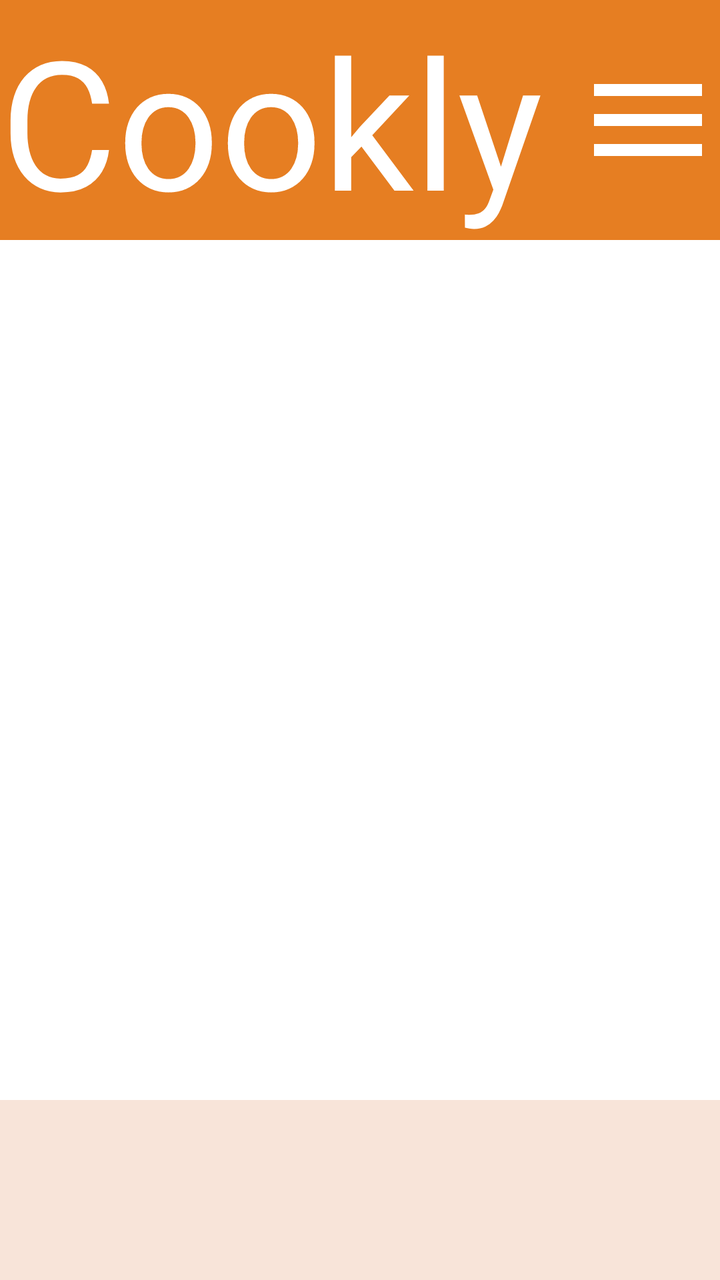
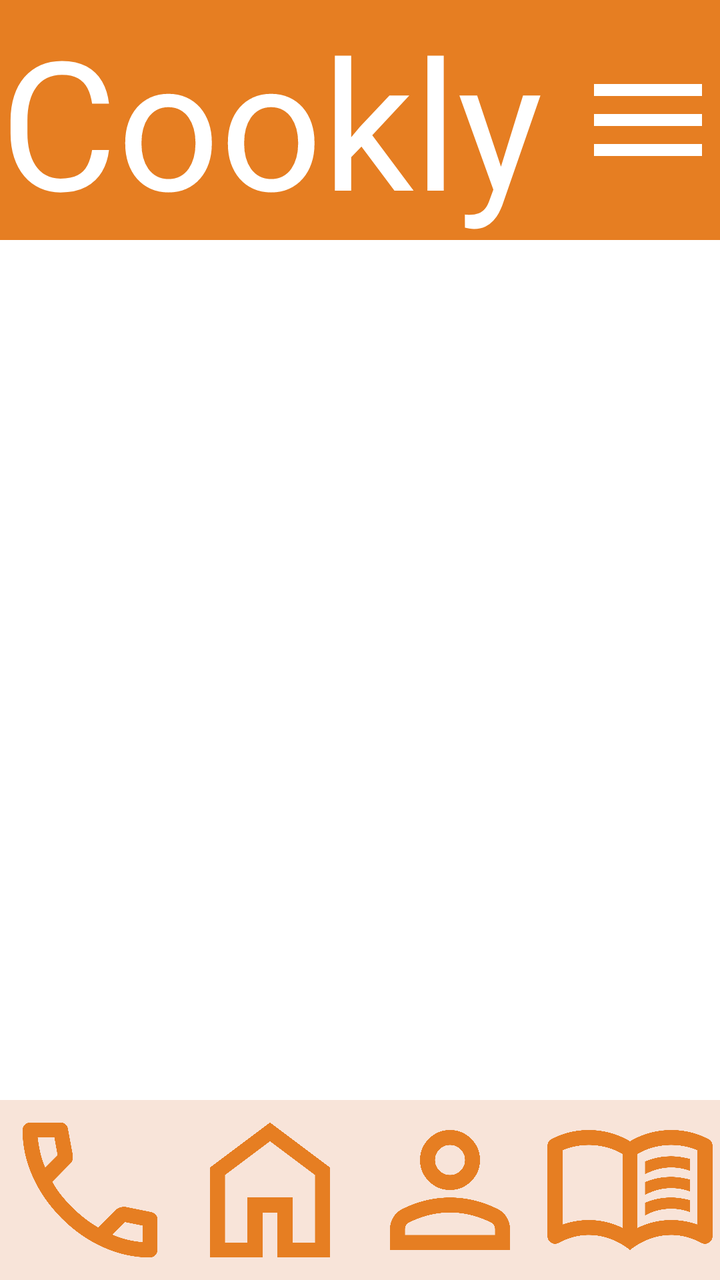

Two renders of the same Android screen: before a commit and after it. Below are the layout's source before the change and the commit's diff.
<!-- AndroidManifest.xml: application theme Theme.Activitat_05 -->
<!-- res/layout/activity_main.xml -->
<?xml version="1.0" encoding="utf-8"?>
<androidx.constraintlayout.widget.ConstraintLayout xmlns:android="http://schemas.android.com/apk/res/android"
    xmlns:app="http://schemas.android.com/apk/res-auto"
    xmlns:tools="http://schemas.android.com/tools"
    android:id="@+id/main"
    android:layout_width="match_parent"
    android:layout_height="match_parent"
    tools:context=".MainActivity">

    <LinearLayout
        android:id="@+id/header"
        android:layout_width="match_parent"
        android:layout_height="120dp"
        app:layout_constraintStart_toStartOf="parent"
        app:layout_constraintTop_toTopOf="parent"
        app:layout_constraintBottom_toTopOf="@id/fragmentContainerView"
        android:background="?attr/headerLink"
        android:orientation="horizontal">

        <TextView
            android:layout_width="0dp"
            android:layout_height="match_parent"
            android:text="@string/logo"
            android:textSize="90sp"
            android:layout_weight="0.8"
            android:textColor="?attr/headerText"/>
        <ImageView
            android:id="@+id/aMSetting"
            android:layout_width="0dp"
            android:layout_height="match_parent"
            android:src="@drawable/menu_24dp"
            android:layout_weight="0.2"/>
    </LinearLayout>

    <androidx.fragment.app.FragmentContainerView
        android:id="@+id/fragmentContainerView"
        android:layout_width="0dp"
        android:layout_height="0dp"
        app:layout_constraintTop_toBottomOf="@id/header"
        app:layout_constraintBottom_toTopOf="@id/footer"
        app:layout_constraintStart_toStartOf="parent"
        app:layout_constraintEnd_toEndOf="parent"/>

    <LinearLayout
        android:id="@+id/footer"
        android:layout_width="match_parent"
        android:layout_height="90dp"
        app:layout_constraintBottom_toBottomOf="parent"
        android:orientation="horizontal"
        android:background="?attr/footer">

    </LinearLayout>


</androidx.constraintlayout.widget.ConstraintLayout>
<!-- resources referenced by this layout -->
<resources>
  <!-- drawable menu_24dp (drawable) -->
  <vector xmlns:android="http://schemas.android.com/apk/res/android"
      android:width="24dp"
      android:height="24dp"
      android:viewportWidth="960"
      android:viewportHeight="960">
    <path
        android:pathData="M120,720v-80h720v80L120,720ZM120,520v-80h720v80L120,520ZM120,320v-80h720v80L120,320Z"
        android:fillColor="#FFFFFF"/>
  </vector>
  <string name="logo">Cookly</string>
  <style name="Theme.Activitat_05" parent="Base.Theme.Activitat_05" />
  <color name="headerLink">#E67E22</color>
  <color name="body">#FFF8F0</color>
  <color name="footer">#F8E4D9</color>
  <color name="textGeneral">#5D4037</color>
  <color name="headerText">#FFFFFF</color>
  <color name="black">#000000</color>
  <!-- unchanged entries left out for length: 1 -->
</resources>

<!-- the commit's change to res/layout/activity_main.xml (unified diff, before → after) -->
@@ -49,6 +49,53 @@
         android:orientation="horizontal"
         android:background="?attr/footer">
 
+        <LinearLayout
+            android:id="@+id/aMHelp"
+            android:layout_width="0dp"
+            android:layout_height="match_parent"
+            android:layout_weight="1">
+
+            <ImageView
+                android:layout_width="match_parent"
+                android:layout_height="match_parent"
+                android:src="@drawable/help_24dp"/>
+        </LinearLayout>
+
+        <LinearLayout
+            android:id="@+id/aMHome"
+            android:layout_width="0dp"
+            android:layout_height="match_parent"
+            android:layout_weight="1">
+
+            <ImageView
+                android:layout_width="match_parent"
+                android:layout_height="match_parent"
+                android:src="@drawable/home_24dp"/>
+        </LinearLayout>
+
+        <LinearLayout
+            android:id="@+id/aMProfile"
+            android:layout_width="0dp"
+            android:layout_height="match_parent"
+            android:layout_weight="1">
+
+            <ImageView
+                android:layout_width="match_parent"
+                android:layout_height="match_parent"
+                android:src="@drawable/profile_24dp"/>
+        </LinearLayout>
+
+        <LinearLayout
+            android:id="@+id/aMMyRecipe"
+            android:layout_width="0dp"
+            android:layout_height="match_parent"
+            android:layout_weight="1">
+
+            <ImageView
+                android:layout_width="match_parent"
+                android:layout_height="match_parent"
+                android:src="@drawable/list_24dp"/>
+        </LinearLayout>
     </LinearLayout>
 
 
<!-- resource entries referenced after the edit -->
@@ -1,5 +1,35 @@
 <!-- resources referenced by this layout -->
 <resources>
+  <!-- drawable help_24dp (drawable) -->
+  <vector xmlns:android="http://schemas.android.com/apk/res/android"
+      android:width="24dp"
+      android:height="24dp"
+      android:viewportWidth="960"
+      android:viewportHeight="960">
+    <path
+        android:pathData="M798,840q-125,0 -247,-54.5T329,631Q229,531 174.5,409T120,162q0,-18 12,-30t30,-12h162q14,0 25,9.5t13,22.5l26,140q2,16 -1,27t-11,19l-97,98q20,37 47.5,71.5T387,574q31,31 65,57.5t72,48.5l94,-94q9,-9 23.5,-13.5T670,570l138,28q14,4 23,14.5t9,23.5v162q0,18 -12,30t-30,12ZM241,360l66,-66 -17,-94h-89q5,41 14,81t26,79ZM599,718q39,17 79.5,27t81.5,13v-88l-94,-19 -67,67ZM241,360ZM599,718Z"
+        android:fillColor="#E67E22"/>
+  </vector>
+  <!-- drawable home_24dp (drawable) -->
+  <vector xmlns:android="http://schemas.android.com/apk/res/android"
+      android:width="24dp"
+      android:height="24dp"
+      android:viewportWidth="960"
+      android:viewportHeight="960">
+    <path
+        android:pathData="M240,760h120v-240h240v240h120v-360L480,220 240,400v360ZM160,840v-480l320,-240 320,240v480L520,840v-240h-80v240L160,840ZM480,490Z"
+        android:fillColor="#E67E22"/>
+  </vector>
+  <!-- drawable list_24dp (drawable) -->
+  <vector xmlns:android="http://schemas.android.com/apk/res/android"
+      android:width="24dp"
+      android:height="24dp"
+      android:viewportWidth="960"
+      android:viewportHeight="960">
+    <path
+        android:pathData="M560,396v-68q33,-14 67.5,-21t72.5,-7q26,0 51,4t49,10v64q-24,-9 -48.5,-13.5T700,360q-38,0 -73,9.5T560,396ZM560,616v-68q33,-14 67.5,-21t72.5,-7q26,0 51,4t49,10v64q-24,-9 -48.5,-13.5T700,580q-38,0 -73,9t-67,27ZM560,506v-68q33,-14 67.5,-21t72.5,-7q26,0 51,4t49,10v64q-24,-9 -48.5,-13.5T700,470q-38,0 -73,9.5T560,506ZM260,640q47,0 91.5,10.5T440,682v-394q-41,-24 -87,-36t-93,-12q-36,0 -71.5,7T120,268v396q35,-12 69.5,-18t70.5,-6ZM520,682q44,-21 88.5,-31.5T700,640q36,0 70.5,6t69.5,18v-396q-33,-14 -68.5,-21t-71.5,-7q-47,0 -93,12t-87,36v394ZM480,800q-48,-38 -104,-59t-116,-21q-42,0 -82.5,11T100,762q-21,11 -40.5,-1T40,726v-482q0,-11 5.5,-21T62,208q46,-24 96,-36t102,-12q58,0 113.5,15T480,220q51,-30 106.5,-45T700,160q52,0 102,12t96,36q11,5 16.5,15t5.5,21v482q0,23 -19.5,35t-40.5,1q-37,-20 -77.5,-31T700,720q-60,0 -116,21t-104,59ZM280,466Z"
+        android:fillColor="#E67E22"/>
+  </vector>
   <!-- drawable menu_24dp (drawable) -->
   <vector xmlns:android="http://schemas.android.com/apk/res/android"
       android:width="24dp"
@@ -9,6 +39,16 @@
     <path
         android:pathData="M120,720v-80h720v80L120,720ZM120,520v-80h720v80L120,520ZM120,320v-80h720v80L120,320Z"
         android:fillColor="#FFFFFF"/>
+  </vector>
+  <!-- drawable profile_24dp (drawable) -->
+  <vector xmlns:android="http://schemas.android.com/apk/res/android"
+      android:width="24dp"
+      android:height="24dp"
+      android:viewportWidth="960"
+      android:viewportHeight="960">
+    <path
+        android:pathData="M367,433q-47,-47 -47,-113t47,-113q47,-47 113,-47t113,47q47,47 47,113t-47,113q-47,47 -113,47t-113,-47ZM160,800v-112q0,-34 17.5,-62.5T224,582q62,-31 126,-46.5T480,520q66,0 130,15.5T736,582q29,15 46.5,43.5T800,688v112L160,800ZM240,720h480v-32q0,-11 -5.5,-20T700,654q-54,-27 -109,-40.5T480,600q-56,0 -111,13.5T260,654q-9,5 -14.5,14t-5.5,20v32ZM536.5,376.5Q560,353 560,320t-23.5,-56.5Q513,240 480,240t-56.5,23.5Q400,287 400,320t23.5,56.5Q447,400 480,400t56.5,-23.5ZM480,320ZM480,720Z"
+        android:fillColor="#E67E22"/>
   </vector>
   <string name="logo">Cookly</string>
   <style name="Theme.Activitat_05" parent="Base.Theme.Activitat_05" />
